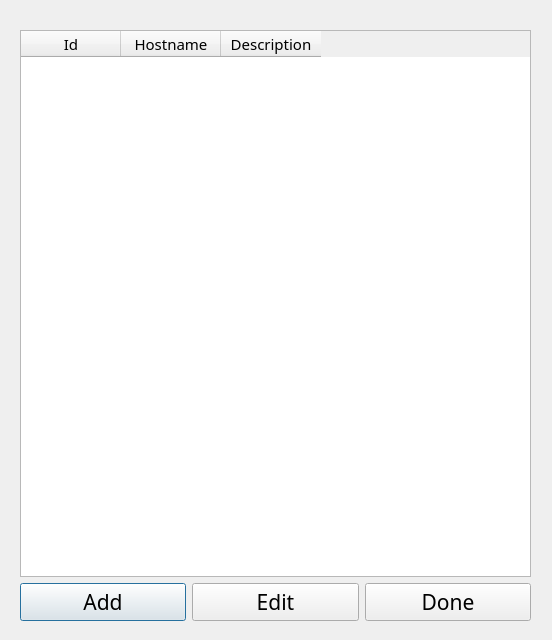
Old version of the form ui/WorkstationDlg.ui in the repository aliciabillings-noaa/CLAMS.
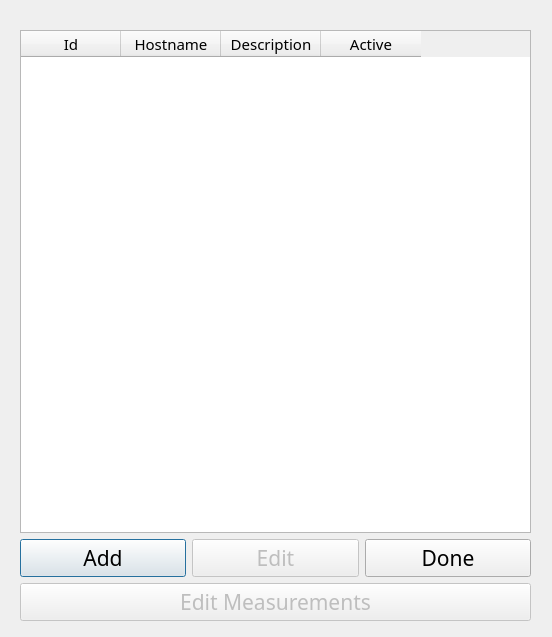
New version of the form.

Commit message: creating baseTable, adding measurement types, and updates to workstation

Patch:
```diff
--- a/ui/WorkstationDlg.ui
+++ b/ui/WorkstationDlg.ui
@@ -7,7 +7,7 @@
     <x>0</x>
     <y>0</y>
     <width>552</width>
-    <height>640</height>
+    <height>637</height>
    </rect>
   </property>
   <property name="windowTitle">
@@ -52,6 +52,11 @@
         <string>Description</string>
        </property>
       </column>
+      <column>
+       <property name="text">
+        <string>Active</string>
+       </property>
+      </column>
      </widget>
     </item>
     <item>
@@ -71,6 +76,9 @@
       </item>
       <item>
        <widget class="QPushButton" name="editBtn">
+        <property name="enabled">
+         <bool>false</bool>
+        </property>
         <property name="font">
          <font>
           <family>Arial Black</family>
@@ -97,6 +105,26 @@
       </item>
      </layout>
     </item>
+    <item>
+     <layout class="QHBoxLayout" name="horizontalLayout_3">
+      <item>
+       <widget class="QPushButton" name="editMeasurements">
+        <property name="enabled">
+         <bool>false</bool>
+        </property>
+        <property name="font">
+         <font>
+          <family>Arial Black</family>
+          <pointsize>16</pointsize>
+         </font>
+        </property>
+        <property name="text">
+         <string>Edit Measurements</string>
+        </property>
+       </widget>
+      </item>
+     </layout>
+    </item>
    </layout>
   </widget>
  </widget>
```
The commit also changes 14 other files.
